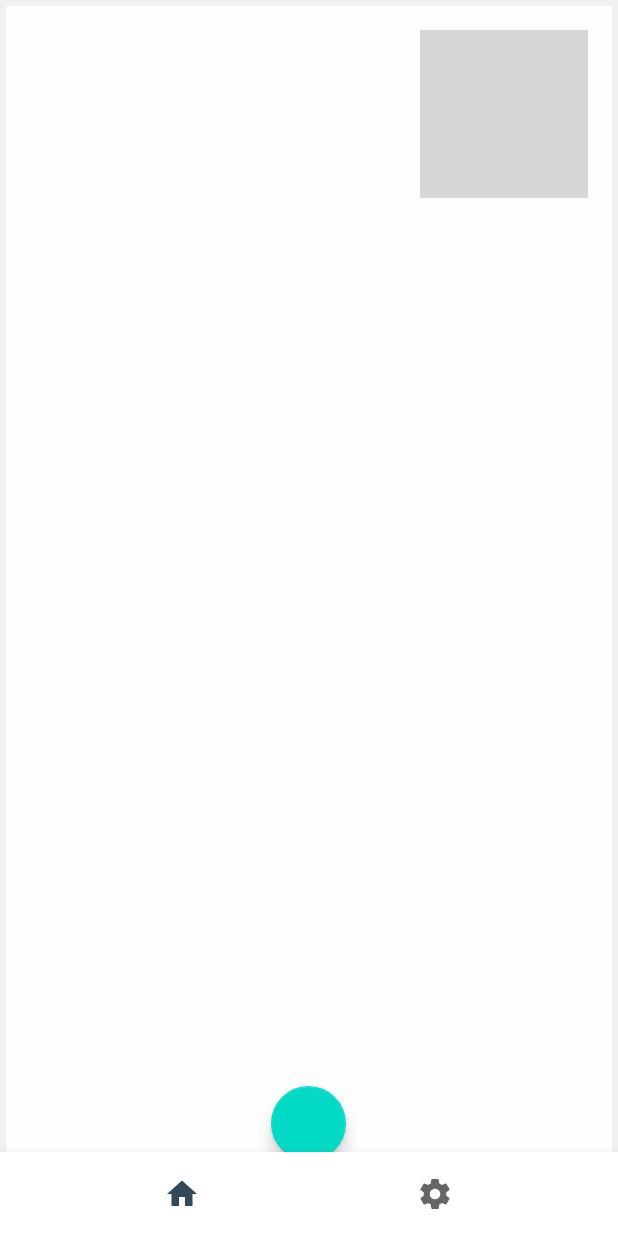
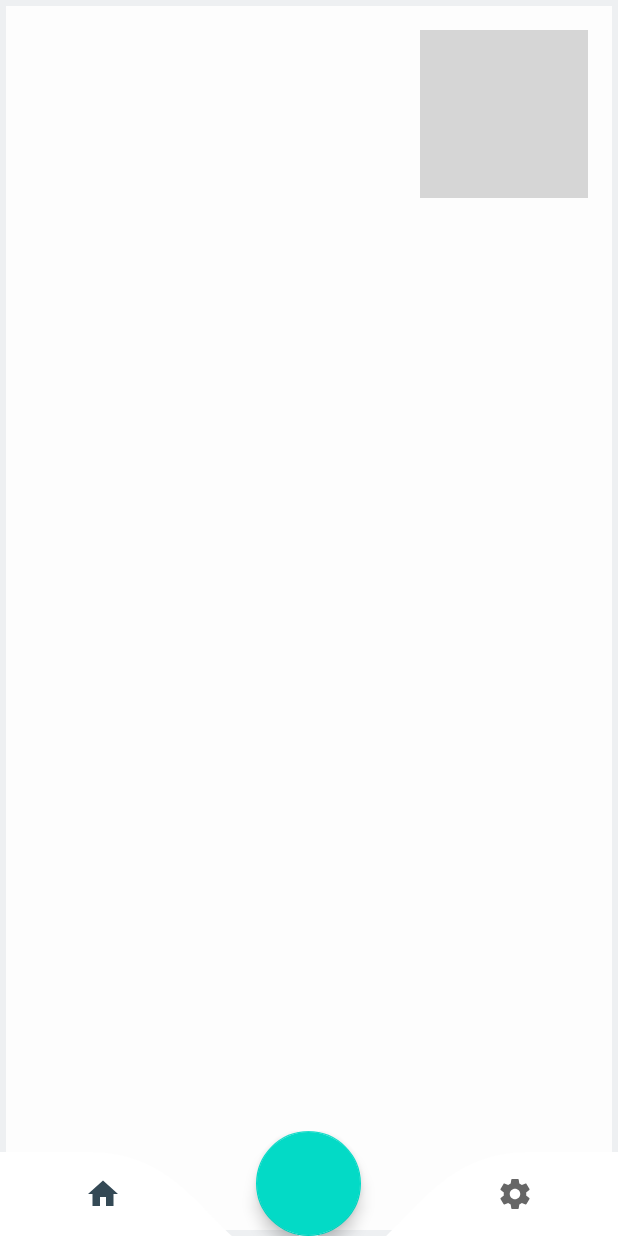
Before and after one commit to seungking/Android_MD, an Android app: the fragment EmailThreadFragment placed in its activity, on a phone screen of 412 x 824 dp. Run offline under Robolectric (Android 15) with nearby library versions, the phone set to English and light mode, and no system bars; our stand-ins replace CircleImageView, androidx.preference, navigation-ui; libraries missing offline, so code that uses them is left out: com.jakewharton.rxrelay2, me.saket.inboxrecyclerview; 13 statements that could not run were skipped; grey boxes are pictures that could not be loaded.

Commit message:
Create Custom BottomNavigationView
Floating Action Button is completely visible.

```diff
--- a/app/build.gradle
+++ b/app/build.gradle
@@ -42,6 +42,8 @@ dependencies {
     implementation "org.jetbrains.kotlin:kotlin-stdlib:$kotlin_version"
     implementation 'androidx.core:core-ktx:1.1.0'
     implementation 'androidx.appcompat:appcompat:1.1.0'
+    implementation 'com.google.android.material:material:1.1.0'
+    implementation 'androidx.coordinatorlayout:coordinatorlayout:1.1.0'
     testImplementation 'junit:junit:4.12'
     androidTestImplementation 'androidx.test.ext:junit:1.1.1'
     androidTestImplementation 'androidx.test.espresso:espresso-core:3.2.0'
--- /dev/null
+++ b/app/src/main/java/kiman/androidmd/CustomBottomNavigationView.kt
@@ -0,0 +1,106 @@
+package kiman.androidmd
+
+import com.google.android.material.bottomnavigation.BottomNavigationView
+import android.content.Context
+import android.util.AttributeSet
+import androidx.core.content.ContextCompat
+import android.graphics.*
+
+
+class CustomBottomNavigationView : BottomNavigationView {
+    private var mPath: Path = Path()
+    private var mPaint: Paint = Paint()
+
+    private val CURVE_CIRCLE_RADIUS = 190 / 2
+
+    private val mFirstCurveStartPoint = Point()
+    private val mFirstCurveEndPoint = Point()
+    private val mFirstCurveControlPoint1 = Point()
+    private val mFirstCurveControlPoint2 = Point()
+
+    private var mSecondCurveStartPoint = Point()
+    private val mSecondCurveEndPoint = Point()
+    private val mSecondCurveControlPoint1 = Point()
+    private val mSecondCurveControlPoint2 = Point()
+    private var mNavigationBarWidth: Int = 0
+    private var mNavigationBarHeight: Int = 0
+
+    constructor(context: Context, attrs: AttributeSet, defStyleAttr: Int) : super(context, attrs, defStyleAttr) {
+        init()
+    }
+
+    constructor(context: Context, attrs: AttributeSet) : super(context, attrs) {
+        init()
+    }
+
+    constructor(context: Context) : super(context) {
+        init()
+    }
+
+    private fun init() {
+        mPaint.style = Paint.Style.FILL_AND_STROKE
+        mPaint.color = ContextCompat.getColor(context, R.color.white)
+        setBackgroundColor(Color.TRANSPARENT)
+    }
+
+    override fun onLayout(changed: Boolean, left: Int, top: Int, right: Int, bottom: Int) {
+        super.onLayout(changed, left, top, right, bottom)
+    }
+
+    override fun onSizeChanged(w: Int, h: Int, oldw: Int, oldh: Int) {
+        super.onSizeChanged(w, h, oldw, oldh)
+
+        mNavigationBarWidth = width
+        mNavigationBarHeight = height
+
+        mFirstCurveStartPoint.set(mNavigationBarWidth / 2 - CURVE_CIRCLE_RADIUS * 2 - CURVE_CIRCLE_RADIUS / 3, 0)
+        mFirstCurveEndPoint.set(mNavigationBarWidth / 2, CURVE_CIRCLE_RADIUS + CURVE_CIRCLE_RADIUS / 4)
+        mSecondCurveStartPoint = mFirstCurveEndPoint
+        mSecondCurveEndPoint.set(mNavigationBarWidth / 2 + CURVE_CIRCLE_RADIUS * 2 + CURVE_CIRCLE_RADIUS / 3, 0)
+
+        mFirstCurveControlPoint1.set(
+            mFirstCurveStartPoint.x + CURVE_CIRCLE_RADIUS + CURVE_CIRCLE_RADIUS / 4,
+            mFirstCurveStartPoint.y
+        )
+
+        mFirstCurveControlPoint2.set(
+            mFirstCurveEndPoint.x - CURVE_CIRCLE_RADIUS * 2 + CURVE_CIRCLE_RADIUS,
+            mFirstCurveEndPoint.y
+        )
+
+        mSecondCurveControlPoint1.set(
+            mSecondCurveStartPoint.x + CURVE_CIRCLE_RADIUS * 2 - CURVE_CIRCLE_RADIUS,
+            mSecondCurveStartPoint.y
+        )
+        mSecondCurveControlPoint2.set(
+            mSecondCurveEndPoint.x - (CURVE_CIRCLE_RADIUS + CURVE_CIRCLE_RADIUS / 4),
+            mSecondCurveEndPoint.y
+        )
+
+        mPath.reset()
+        mPath.moveTo(0F, 0F)
+        mPath.lineTo(mFirstCurveStartPoint.x.toFloat(), mFirstCurveStartPoint.y.toFloat())
+
+        mPath.cubicTo(
+            mFirstCurveControlPoint1.x.toFloat(), mFirstCurveControlPoint1.y.toFloat(),
+            mFirstCurveControlPoint2.x.toFloat(), mFirstCurveControlPoint2.y.toFloat(),
+            mFirstCurveEndPoint.x.toFloat(), mFirstCurveEndPoint.y.toFloat()
+        )
+
+        mPath.cubicTo(
+            mSecondCurveControlPoint1.x.toFloat(), mSecondCurveControlPoint1.y.toFloat(),
+            mSecondCurveControlPoint2.x.toFloat(), mSecondCurveControlPoint2.y.toFloat(),
+            mSecondCurveEndPoint.x.toFloat(), mSecondCurveEndPoint.y.toFloat()
+        )
+
+        mPath.lineTo(mNavigationBarWidth.toFloat(), 0F)
+        mPath.lineTo(mNavigationBarWidth.toFloat(), mNavigationBarHeight.toFloat())
+        mPath.lineTo(0F, mNavigationBarHeight.toFloat())
+        mPath.close()
+    }
+
+    override fun onDraw(canvas: Canvas) {
+        super.onDraw(canvas)
+        canvas.drawPath(mPath, mPaint)
+    }
+}
--- a/app/src/main/java/kiman/androidmd/MainActivity.kt
+++ b/app/src/main/java/kiman/androidmd/MainActivity.kt
@@ -10,6 +10,9 @@ import androidx.appcompat.app.AppCompatActivity
 import android.view.MenuItem
 import kotlinx.android.synthetic.main.activity_inbox.*
 import kotlinx.android.synthetic.main.activity_main.*
+import kotlinx.android.synthetic.main.activity_main.bottom_nav
+import kotlinx.android.synthetic.main.activity_main.main_pager
+import kotlinx.android.synthetic.main.activity_main_2.*
 import java.util.*
 
 class MainActivity : AppCompatActivity(),
@@ -34,7 +37,7 @@ class MainActivity : AppCompatActivity(),
 
     override fun onCreate(savedInstanceState: Bundle?) {
         super.onCreate(savedInstanceState)
-        setContentView(R.layout.activity_main)
+        setContentView(R.layout.activity_main_2)
 
         // setup main view pager
         main_pager.addOnPageChangeListener(this)
@@ -46,13 +49,14 @@ class MainActivity : AppCompatActivity(),
         bottom_nav.setOnNavigationItemSelectedListener(this)
         bottom_nav.setOnNavigationItemReselectedListener(this)
 
-        addmotion.setOnClickListener {
+        fab.setOnClickListener {
             val nextIntent = Intent(this, AppInfoActivity::class.java)
             startActivity(nextIntent)
         }
 
         // initialize backStack with elements
         if (backStack.empty()) backStack.push(0)
+
     }
 
     /// BottomNavigationView ItemSelected Implementation
--- a/app/src/main/res/layout/activity_main.xml
+++ b/app/src/main/res/layout/activity_main.xml
@@ -20,13 +20,26 @@
         android:layout_height="wrap_content"
         app:layout_constraintBottom_toBottomOf="parent"
         app:labelVisibilityMode="unlabeled"
-        app:menu="@menu/menu_main"/>
+        app:menu="@menu/menu_main"
+        />
+
+    <LinearLayout
+        android:id="@+id/layout_bottom_2"
+        android:layout_width="match_parent"
+        android:layout_height="match_parent"
+        android:gravity="center|bottom"
+        app:layout_constraintBottom_toBottomOf="parent"
+        app:layout_constraintLeft_toLeftOf="parent"
+        app:layout_constraintRight_toRightOf="parent">
 
     <com.google.android.material.floatingactionbutton.FloatingActionButton
-        android:layout_width="50dp"
-        android:layout_height="50dp"
+        android:layout_width="70dp"
+        android:layout_height="70dp"
         android:id="@+id/addmotion"
-        android:layout_gravity="center|bottom"
-        android:layout_marginBottom="50dp" />
+        android:layout_marginBottom="30dp"
+        android:elevation="3dp"
+        android:translationZ="2dp"
+        />
 
+    </LinearLayout>
 </androidx.coordinatorlayout.widget.CoordinatorLayout>
--- /dev/null
+++ b/app/src/main/res/layout/activity_main_2.xml
@@ -0,0 +1,53 @@
+<?xml version="1.0" encoding="utf-8"?>
+<androidx.constraintlayout.widget.ConstraintLayout android:layout_width="match_parent"
+    android:layout_height="match_parent"
+    xmlns:android="http://schemas.android.com/apk/res/android"
+    xmlns:app="http://schemas.android.com/apk/res-auto">
+
+    <kiman.androidmd.NonSwipingViewPager
+        android:id="@+id/main_pager"
+        android:layout_width="match_parent"
+        android:layout_height="match_parent" />
+
+    <FrameLayout
+        android:id="@+id/layout_bottom"
+        android:layout_width="0dp"
+        android:layout_height="wrap_content"
+        app:layout_constraintBottom_toBottomOf="parent"
+        app:layout_constraintLeft_toLeftOf="parent"
+        app:layout_constraintRight_toRightOf="parent">
+
+        <kiman.androidmd.CustomBottomNavigationView
+            android:id="@+id/bottom_nav"
+            android:layout_width="match_parent"
+            android:layout_height="wrap_content"
+            android:background="#FFFFFF"
+            android:layout_gravity="bottom"
+            android:translationZ="1dp"
+            app:labelVisibilityMode="unlabeled"
+            app:menu="@menu/menu_main"
+            />
+
+    </FrameLayout>
+
+    <LinearLayout
+        android:id="@+id/layout_bottom_2"
+        android:layout_width="0dp"
+        android:layout_height="wrap_content"
+        android:gravity="center"
+        app:layout_constraintBottom_toBottomOf="parent"
+        app:layout_constraintLeft_toLeftOf="parent"
+        app:layout_constraintRight_toRightOf="parent">
+
+        <com.google.android.material.floatingactionbutton.FloatingActionButton
+            android:id="@+id/fab"
+            android:layout_width="70dp"
+            android:layout_height="70dp"
+            android:clickable="true"
+            android:focusable="true"
+            android:layout_gravity="center"
+            android:elevation="3dp"
+            android:translationZ="2dp"/>
+
+    </LinearLayout>
+</androidx.constraintlayout.widget.ConstraintLayout>
--- a/app/src/main/res/menu/menu_main.xml
+++ b/app/src/main/res/menu/menu_main.xml
@@ -5,10 +5,11 @@
         android:id="@+id/home"
         android:icon="@drawable/ic_home"
         android:title="@string/title_home" />
-<!--    <item-->
-<!--        android:id="@+id/library"-->
-<!--        android:icon="@drawable/ic_library"-->
-<!--        android:title="@string/title_library" />-->
+    <item
+        android:id="@+id/empty"
+        android:title=""
+        android:enabled="false"
+        android:checkable="false" />
     <item
         android:id="@+id/settings"
         android:icon="@drawable/ic_settings"
--- a/app/src/main/res/values/colors.xml
+++ b/app/src/main/res/values/colors.xml
@@ -4,4 +4,5 @@
   <color name="color_primary_dark">#232F34</color>
   <color name="color_accent">#F8AA34</color>
   <color name="window_background">#EEF0F2</color>
+    <color name="white">#FFFFFF</color>
 </resources>
```
